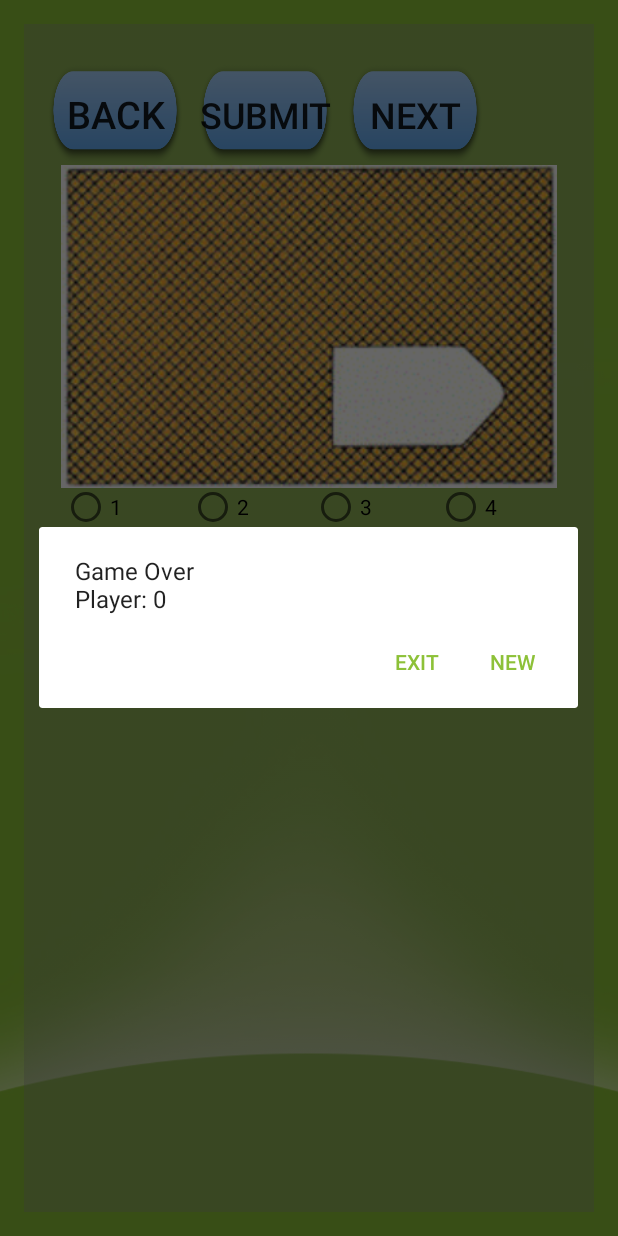
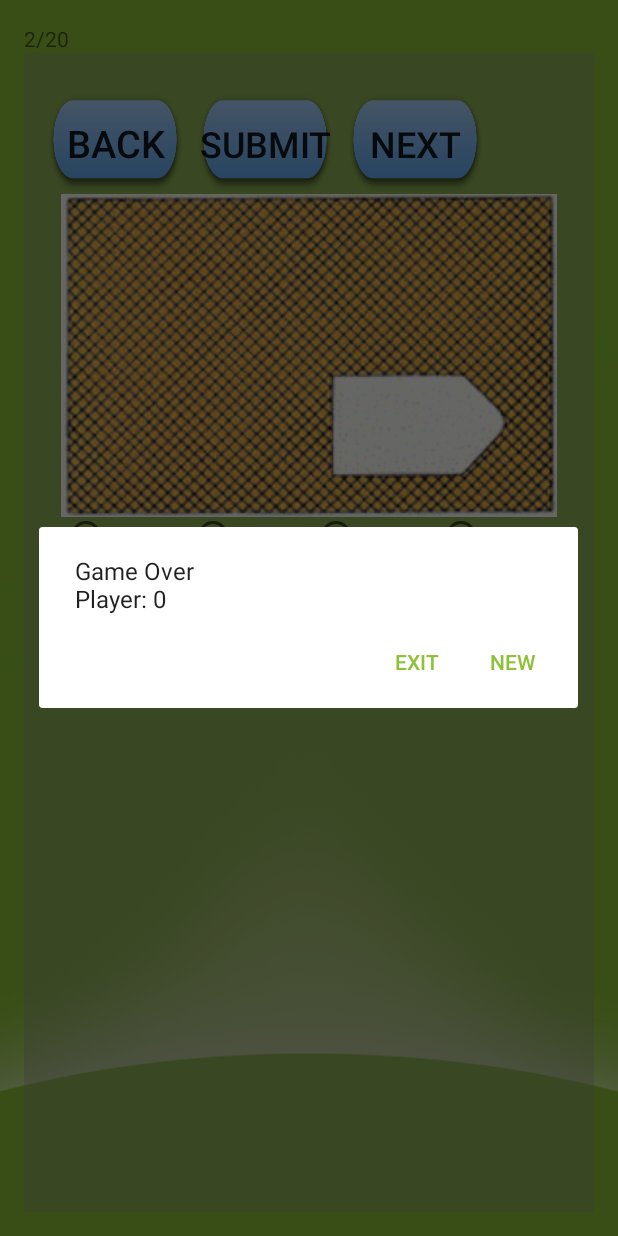
Before and after one commit to EnisHalimi/BrainTeaser, an Android app: the IQTest screen opened directly, with no data from a screen before it, after a tap on "SUBMIT", on a phone screen of 412 x 824 dp. Run offline under Robolectric (Android 15) with nearby library versions, the phone set to English and light mode, and no system bars; 2 other taps on this screen came first.

Commit message:
small fix

```diff
--- a/app/src/main/java/kp/project/brainteaser/IQTest.java
+++ b/app/src/main/java/kp/project/brainteaser/IQTest.java
@@ -27,6 +27,7 @@ public class IQTest extends AppCompatActivity {
     int userID;
     OptionsHelper opDB;
     SoundPlayer sound;
+    TextView counter;
 
 
     ImageView result1,result2,result3,result4,result5,result6,result7,result8,result9,result10;
@@ -61,6 +62,9 @@ public class IQTest extends AppCompatActivity {
         back=(Button)findViewById(R.id.back);
         submit=(Button)findViewById(R.id.submit);
         next=(Button)findViewById(R.id.next);
+        next.setVisibility(View.INVISIBLE);
+        back.setVisibility(View.INVISIBLE);
+        counter=(TextView)findViewById(R.id.counter);
 
         b1=(RadioButton)findViewById(R.id.radio1);
         b2=(RadioButton)findViewById(R.id.radio2);
@@ -78,6 +82,8 @@ public class IQTest extends AppCompatActivity {
             @Override
             public void onClick(View v) {
                 submit.setText("Submit");
+                next.setVisibility(View.VISIBLE);
+                back.setVisibility(View.VISIBLE);
                 if(turnoff==1){
                     checkAnswers();
                     gameOver();
@@ -90,16 +96,21 @@ public class IQTest extends AppCompatActivity {
         next.setOnClickListener(new View.OnClickListener() {
             @Override
             public void onClick(View v) {
+
                 btns.clearCheck();
                 count++;
+                counter.setText((count+1)+"/20");
                 startGame();
+
             }
         });
 
         back.setOnClickListener(new View.OnClickListener() {
             @Override
             public void onClick(View v) {
+                btns.clearCheck();
                 count--;
+                counter.setText((count+1)+"/20");
                 startGame();
 
             }
--- a/app/src/main/res/layout/activity_iqtest.xml
+++ b/app/src/main/res/layout/activity_iqtest.xml
@@ -10,6 +10,11 @@
     android:orientation="vertical"
     android:padding="16dp"
     tools:context="kp.project.brainteaser.IQTest">
+
+    <TextView
+        android:id="@+id/counter"
+        android:layout_width="match_parent"
+        android:layout_height="wrap_content" />
 
     <ScrollView
         android:layout_width="match_parent"
```
Also changed, not shown: app/src/main/java/kp/project/brainteaser/LoginActivity.java (+4 -5 lines), app/src/main/java/kp/project/brainteaser/TwoPairsII.java (+20 -43 lines).
